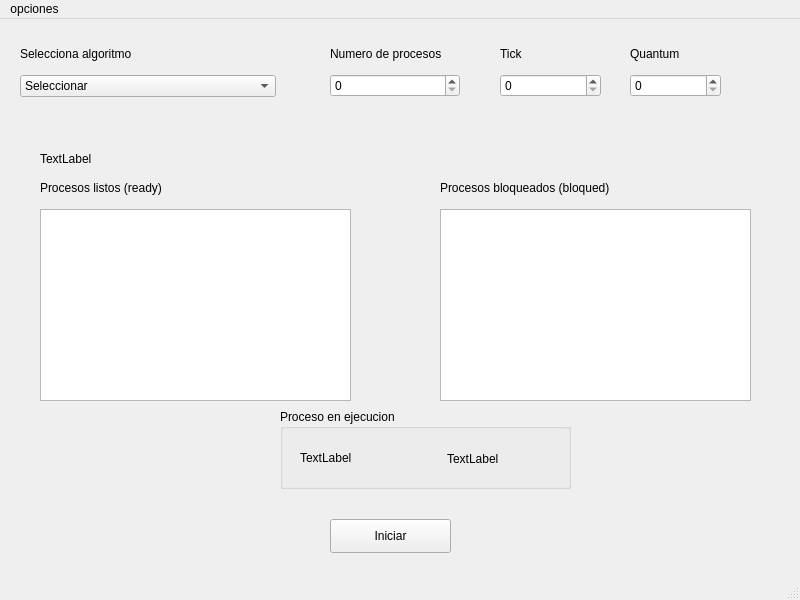
Before: the Qt Designer form mainwindow.ui in danyr59/Simulador-de-Planificacion-de-procesos, drawn with Qt 5.
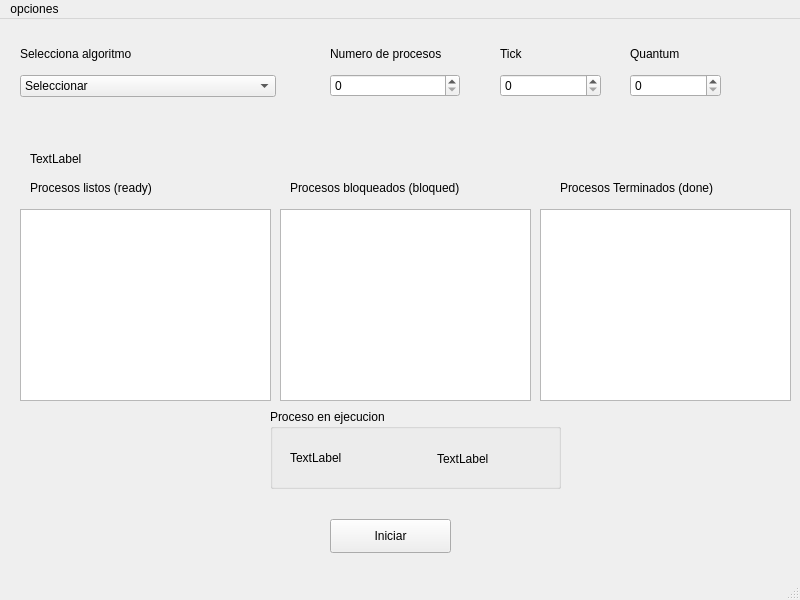
After: the same form once the commit is applied.

Diff of the .ui file:
```diff
--- a/mainwindow.ui
+++ b/mainwindow.ui
@@ -154,9 +154,9 @@
    <widget class="QWidget" name="data_widget" native="true">
     <property name="geometry">
      <rect>
-      <x>20</x>
+      <x>10</x>
       <y>120</y>
-      <width>761</width>
+      <width>781</width>
       <height>361</height>
      </rect>
     </property>
@@ -195,9 +195,9 @@
     <widget class="QTableView" name="table_ready">
      <property name="geometry">
       <rect>
-       <x>20</x>
+       <x>10</x>
        <y>70</y>
-       <width>311</width>
+       <width>251</width>
        <height>192</height>
       </rect>
      </property>
@@ -205,7 +205,7 @@
     <widget class="QLabel" name="label_6">
      <property name="geometry">
       <rect>
-       <x>420</x>
+       <x>280</x>
        <y>40</y>
        <width>221</width>
        <height>18</height>
@@ -224,9 +224,9 @@
     <widget class="QTableView" name="table_bloqued">
      <property name="geometry">
       <rect>
-       <x>420</x>
+       <x>270</x>
        <y>70</y>
-       <width>311</width>
+       <width>251</width>
        <height>192</height>
       </rect>
      </property>
@@ -270,6 +270,35 @@
       </property>
      </widget>
     </widget>
+    <widget class="QLabel" name="label_7">
+     <property name="geometry">
+      <rect>
+       <x>550</x>
+       <y>40</y>
+       <width>221</width>
+       <height>18</height>
+      </rect>
+     </property>
+     <property name="text">
+      <string>Procesos Terminados (done)</string>
+     </property>
+     <property name="alignment">
+      <set>Qt::AlignLeading|Qt::AlignLeft|Qt::AlignVCenter</set>
+     </property>
+     <property name="wordWrap">
+      <bool>false</bool>
+     </property>
+    </widget>
+    <widget class="QTableView" name="table_done">
+     <property name="geometry">
+      <rect>
+       <x>530</x>
+       <y>70</y>
+       <width>251</width>
+       <height>192</height>
+      </rect>
+     </property>
+    </widget>
    </widget>
   </widget>
   <widget class="QMenuBar" name="menubar">
```
Left out of the diff: 2 changed lines with no effect on the pictures.
